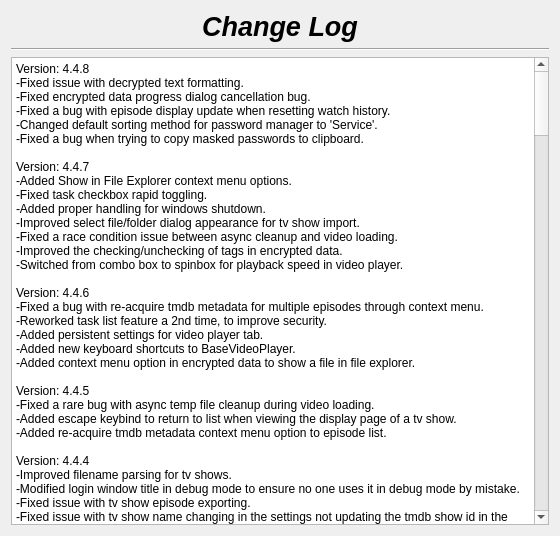
Before: the Qt Designer form changelog.ui in therealMaPMaKeR/MMDiary, drawn with Qt 5.
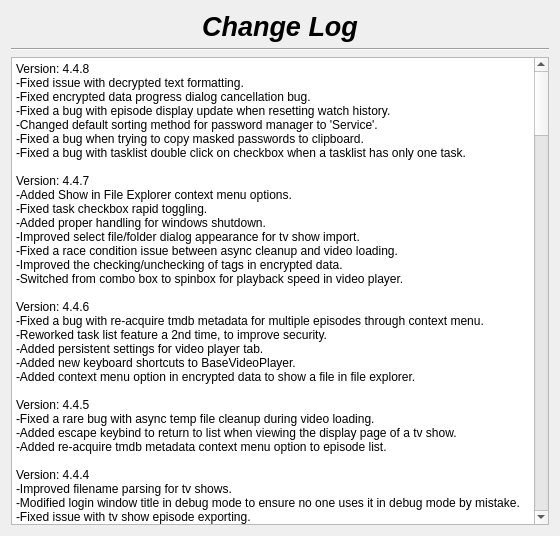
After: the same form once the commit is applied.

Commit message:
fixed bug with tasklist double click
when there is only one task in a task list

```diff
--- a/changelog.ui
+++ b/changelog.ui
@@ -57,7 +57,7 @@
 &lt;/style&gt;&lt;/head&gt;&lt;body style=&quot; font-family:'Segoe UI'; font-size:9pt; font-weight:400; font-style:normal;&quot;&gt;
 &lt;p style=&quot; margin-top:0px; margin-bottom:0px; margin-left:0px; margin-right:0px; -qt-block-indent:0; text-indent:0px;&quot;&gt;Version: 4.4.8&lt;br /&gt;-Fixed issue with decrypted text formatting.&lt;/p&gt;
 &lt;p style=&quot; margin-top:0px; margin-bottom:0px; margin-left:0px; margin-right:0px; -qt-block-indent:0; text-indent:0px;&quot;&gt;-Fixed encrypted data progress dialog cancellation bug.&lt;/p&gt;
-&lt;p style=&quot; margin-top:0px; margin-bottom:0px; margin-left:0px; margin-right:0px; -qt-block-indent:0; text-indent:0px;&quot;&gt;-Fixed a bug with episode display update when resetting watch history.&lt;br /&gt;-Changed default sorting method for password manager to 'Service'.&lt;br /&gt;-Fixed a bug when trying to copy masked passwords to clipboard.&lt;/p&gt;
+&lt;p style=&quot; margin-top:0px; margin-bottom:0px; margin-left:0px; margin-right:0px; -qt-block-indent:0; text-indent:0px;&quot;&gt;-Fixed a bug with episode display update when resetting watch history.&lt;br /&gt;-Changed default sorting method for password manager to 'Service'.&lt;br /&gt;-Fixed a bug when trying to copy masked passwords to clipboard.&lt;br /&gt;-Fixed a bug with tasklist double click on checkbox when a tasklist has only one task.&lt;/p&gt;
 &lt;p style=&quot;-qt-paragraph-type:empty; margin-top:0px; margin-bottom:0px; margin-left:0px; margin-right:0px; -qt-block-indent:0; text-indent:0px;&quot;&gt;&lt;br /&gt;&lt;/p&gt;
 &lt;p style=&quot; margin-top:0px; margin-bottom:0px; margin-left:0px; margin-right:0px; -qt-block-indent:0; text-indent:0px;&quot;&gt;Version: 4.4.7&lt;br /&gt;-Added Show in File Explorer context menu options.&lt;/p&gt;
 &lt;p style=&quot; margin-top:0px; margin-bottom:0px; margin-left:0px; margin-right:0px; -qt-block-indent:0; text-indent:0px;&quot;&gt;-Fixed task checkbox rapid toggling.&lt;br /&gt;-Added proper handling for windows shutdown.&lt;/p&gt;
```
The commit also changes 2 other files.
